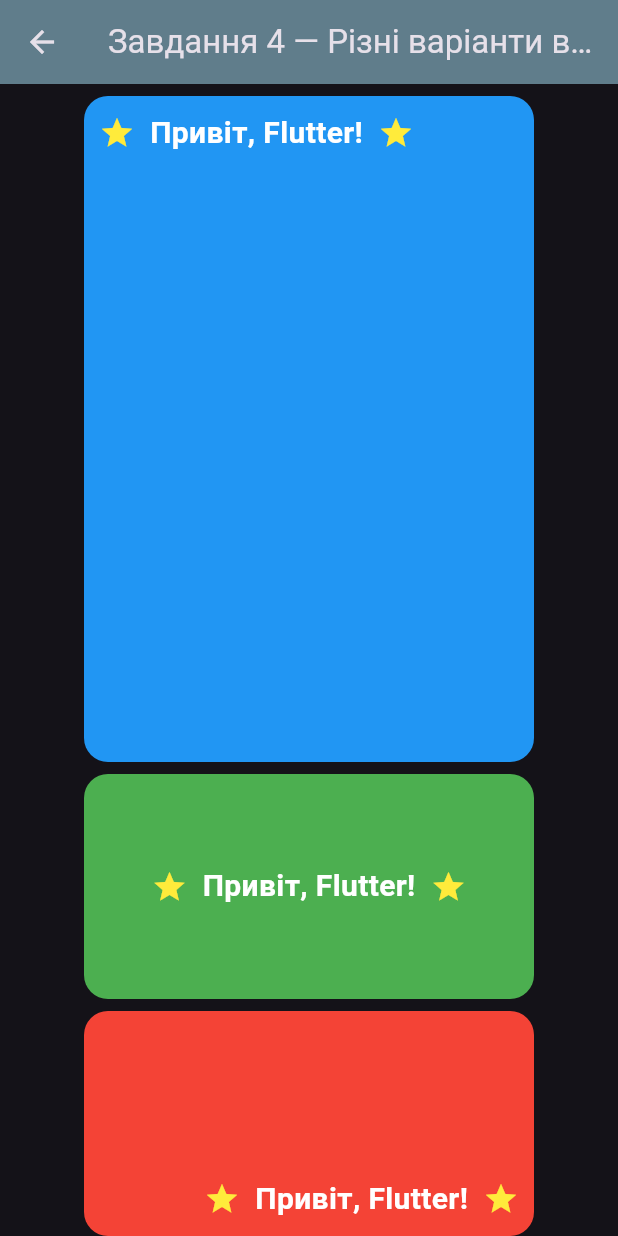
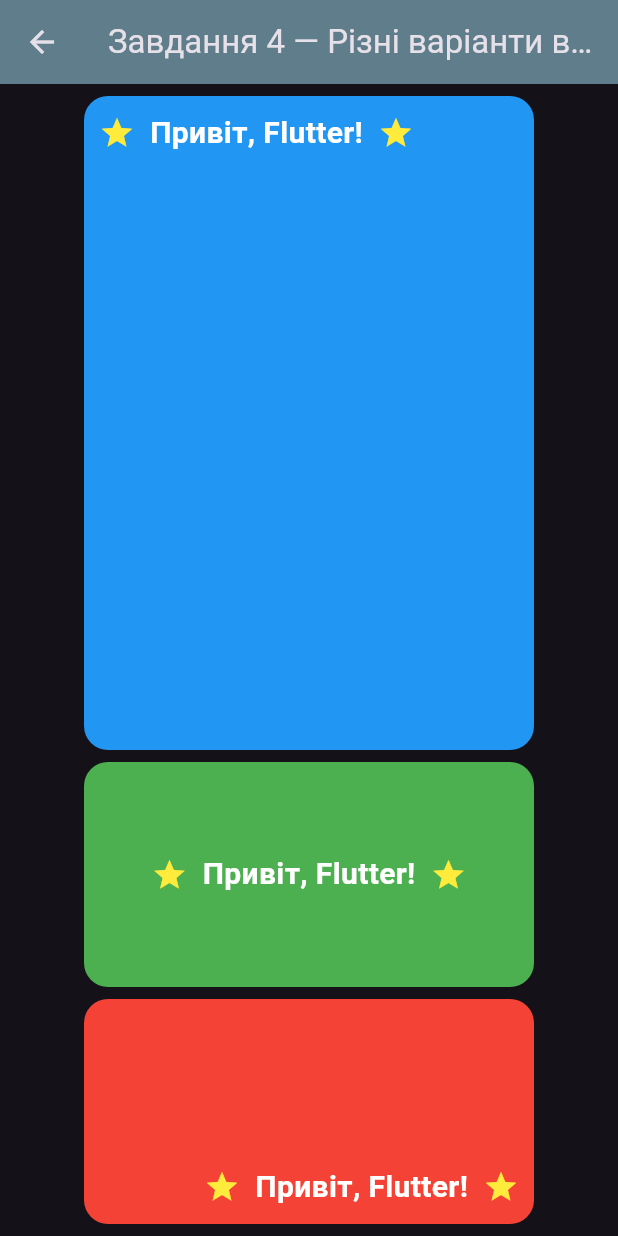
Before and after one commit to koss-shtukert/rd_first_project, a Flutter app: the Hw11Task4Screen screen opened directly, on a phone screen of 412 x 824 dp. Run offline on Flutter 3.47's test engine with Material 3 defaults, Android fonts, the phone set to English and light mode, and no system bars.

Commit message:
feat-FLAB-11-widgets-p1: Task 5 - Refactor folders - Add column_container widget - Refactor tasks regardint new folder structure

```diff
--- a/lib/lesson_11/hw_11_task_1_screen.dart
+++ b/lib/lesson_11/hw_11_task_1_screen.dart
@@ -1,5 +1,5 @@
 import 'package:flutter/material.dart';
-import 'package:rd_first_project/widgets/blue_container.dart';
+import 'package:rd_first_project/lesson_11/widget/colored_container.dart';
 
 class Hw11Task1Screen extends StatelessWidget {
   const Hw11Task1Screen({super.key});
@@ -11,9 +11,7 @@
         backgroundColor: Colors.blueGrey,
         title: Text('Завдання 1 — Базовий контейнер'),
       ),
-      body: Center(
-        child: BlueContainer(),
-      ),
+      body: Center(child: ColoredContainer()),
     );
   }
 }
--- a/lib/lesson_11/hw_11_task_2_screen.dart
+++ b/lib/lesson_11/hw_11_task_2_screen.dart
@@ -1,6 +1,6 @@
 import 'package:flutter/material.dart';
-import 'package:rd_first_project/widgets/blue_container.dart';
-import 'package:rd_first_project/widgets/star_greeting.dart';
+import 'package:rd_first_project/lesson_11/widget/colored_container.dart';
+import 'package:rd_first_project/lesson_11/widget/star_greeting.dart';
 
 class Hw11Task2Screen extends StatelessWidget {
   const Hw11Task2Screen({super.key});
@@ -12,7 +12,7 @@
         backgroundColor: Colors.blueGrey,
         title: Text('Завдання 2 — Текст та іконки'),
       ),
-      body: Center(child: BlueContainer(child: StarGreeting())),
+      body: Center(child: ColoredContainer(child: StarGreeting())),
     );
   }
 }
--- a/lib/lesson_11/hw_11_task_3_screen.dart
+++ b/lib/lesson_11/hw_11_task_3_screen.dart
@@ -1,6 +1,6 @@
 import 'package:flutter/material.dart';
-import 'package:rd_first_project/widgets/blue_container.dart';
-import 'package:rd_first_project/widgets/star_greeting.dart';
+import 'package:rd_first_project/lesson_11/widget/colored_container.dart';
+import 'package:rd_first_project/lesson_11/widget/star_greeting.dart';
 
 const _colors = [Colors.blue, Colors.green, Colors.red];
 
@@ -20,7 +20,7 @@
           children: [
             for (final (i, color) in _colors.indexed) ...[
               if (i > 0) const SizedBox(height: 8),
-              BlueContainer(color: color, child: StarGreeting()),
+              ColoredContainer(color: color, child: StarGreeting()),
             ],
           ],
         ),
--- a/lib/lesson_11/hw_11_task_4_screen.dart
+++ b/lib/lesson_11/hw_11_task_4_screen.dart
@@ -1,6 +1,13 @@
 import 'package:flutter/material.dart';
-import 'package:rd_first_project/widgets/blue_container.dart';
-import 'package:rd_first_project/widgets/star_greeting.dart';
+import 'package:rd_first_project/lesson_11/widget/colored_container.dart';
+import 'package:rd_first_project/lesson_11/widget/column_container.dart';
+import 'package:rd_first_project/lesson_11/widget/star_greeting.dart';
+
+const _containers = [
+  {'color': Colors.blue, 'alignment': Alignment.topLeft},
+  {'color': Colors.green, 'alignment': Alignment.center},
+  {'color': Colors.red, 'alignment': Alignment.bottomRight},
+];
 
 class Hw11Task4Screen extends StatelessWidget {
   const Hw11Task4Screen({super.key});
@@ -12,36 +19,14 @@
         backgroundColor: Colors.blueGrey,
         title: Text('Завдання 4 — Різні варіанти вирівнювання'),
       ),
-      body: Column(
-        children: [
-          Expanded(
-            child: Padding(
-              padding: const EdgeInsets.only(top: 8),
-              child: BlueContainer(
-                color: Colors.blue,
-                height: null,
-                alignment: Alignment.topLeft,
-                child: StarGreeting(),
-              ),
-            ),
-          ),
-          const SizedBox(height: 8),
-          Center(
-            child: BlueContainer(
-              color: Colors.green,
-              alignment: Alignment.center,
-              child: StarGreeting(),
-            ),
-          ),
-          const SizedBox(height: 8),
-          Center(
-            child: BlueContainer(
-              color: Colors.red,
-              alignment: Alignment.bottomRight,
-              child: StarGreeting(),
-            ),
-          ),
-        ],
+      body: ColumnContainer(
+        containers: _containers,
+        itemBuilder: (index, item) => ColoredContainer(
+          color: item['color'] as Color,
+          height: index == 0 ? null : 150,
+          alignment: item['alignment'] as Alignment,
+          child: StarGreeting(),
+        ),
       ),
     );
   }
--- a/lib/widgets/blue_container.dart
+++ b/lib/lesson_11/widget/colored_container.dart
@@ -1,7 +1,7 @@
 import 'package:flutter/material.dart';
 
-class BlueContainer extends StatelessWidget {
-  const BlueContainer({
+class ColoredContainer extends StatelessWidget {
+  const ColoredContainer({
     super.key,
     this.alignment = Alignment.bottomRight,
     this.color = Colors.blue,
--- /dev/null
+++ b/lib/lesson_11/widget/column_container.dart
@@ -0,0 +1,34 @@
+import 'package:flutter/material.dart';
+
+class ColumnContainer extends StatelessWidget {
+  const ColumnContainer({
+    required this.containers,
+    required this.itemBuilder,
+    super.key,
+  });
+
+  final List<Map<String, dynamic>> containers;
+  final Widget Function(int index, Map<String, dynamic> item) itemBuilder;
+
+  @override
+  Widget build(BuildContext context) {
+    return Column(
+      children: [
+        for (final (i, item) in containers.indexed) ...[
+          if (i == 0)
+            Expanded(
+              child: Padding(
+                padding: const EdgeInsets.only(top: 8),
+                child: Center(child: itemBuilder(i, item)),
+              ),
+            )
+          else ...[
+            const SizedBox(height: 8),
+            Center(child: itemBuilder(i, item)),
+          ],
+        ],
+        const SizedBox(height: 8),
+      ],
+    );
+  }
+}
--- a/lib/widgets/star_greeting.dart
+++ b/lib/lesson_11/widget/star_greeting.dart
@@ -1,14 +1,17 @@
 import 'package:flutter/material.dart';
 
 class StarGreeting extends StatelessWidget {
-  const StarGreeting({super.key});
+  const StarGreeting({super.key, this.isActive = true});
+
+  final bool isActive;
 
   @override
   Widget build(BuildContext context) {
+    final icon = isActive ? Icons.star : Icons.star_border;
     return Row(
       mainAxisSize: MainAxisSize.min,
       children: [
-        Icon(Icons.star, color: Colors.yellow),
+        Icon(icon, color: Colors.yellow),
         const SizedBox(width: 10),
         Text(
           'Привіт, Flutter!',
@@ -19,7 +22,7 @@
           ),
         ),
         const SizedBox(width: 10),
-        Icon(Icons.star, color: Colors.yellow),
+        Icon(icon, color: Colors.yellow),
       ],
     );
   }
--- a/lib/main.dart
+++ b/lib/main.dart
@@ -1,7 +1,7 @@
 import 'package:flutter/material.dart';
 import 'package:rd_first_project/lesson_11/homework_11_screen.dart';
-import 'package:rd_first_project/widgets/nav_button.dart';
-import 'package:rd_first_project/widgets/section_header.dart';
+import 'package:rd_first_project/main/widget/nav_button.dart';
+import 'package:rd_first_project/main/widget/section_header.dart';
 
 const _homeworks = [
   {'number': 11, 'title': 'Віджети частина 1'},
```
Also changed, not shown: lib/lesson_11/homework_11_screen.dart (+5 -2 lines), lib/lesson_11/hw_11_task_5_screen.dart (added, +59 -0 lines), lib/main/widget/nav_button.dart (renamed from lib/widgets/nav_button.dart), lib/main/widget/section_header.dart (renamed from lib/widgets/section_header.dart).
